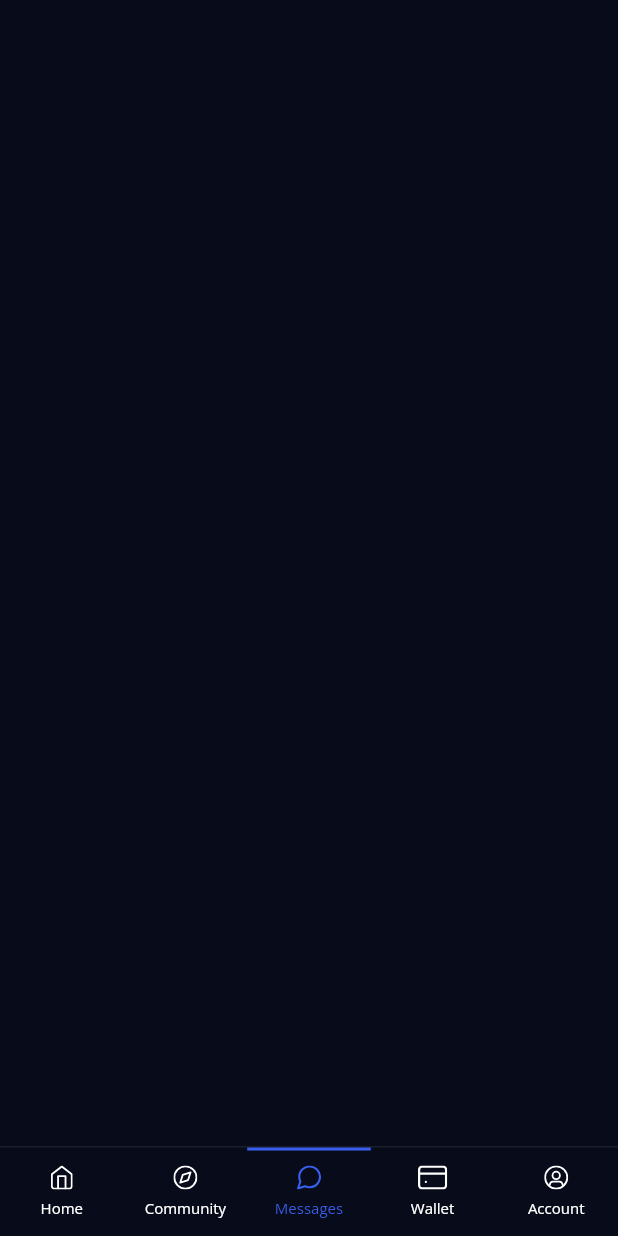
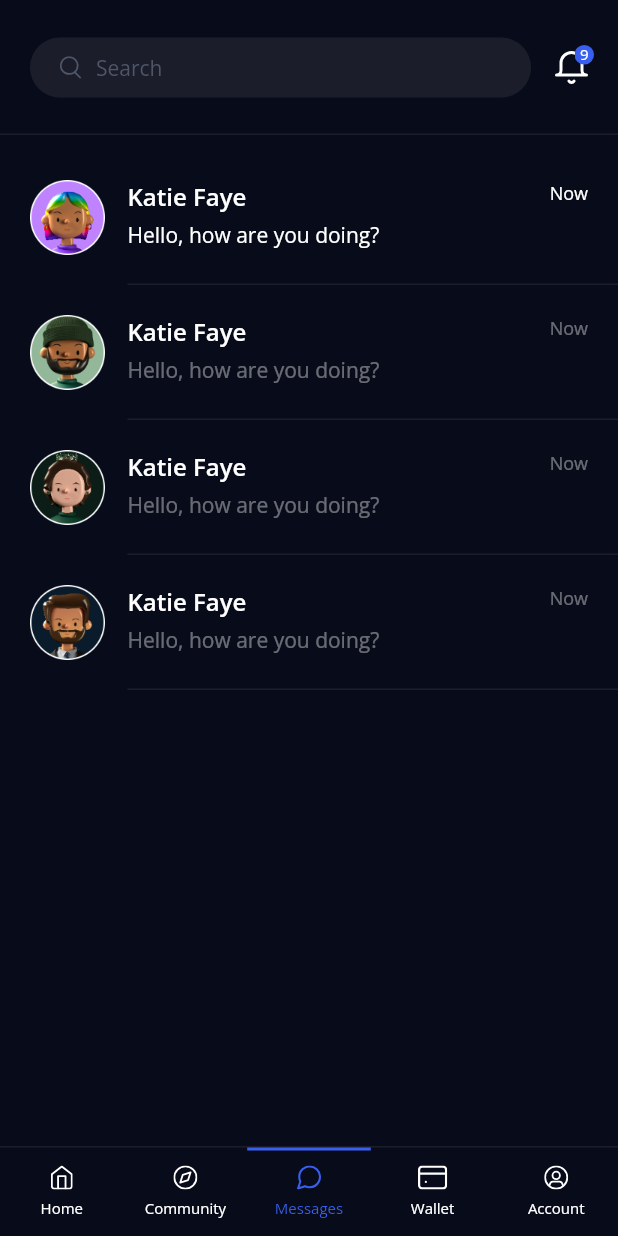
Before and after one commit to conraduouou/nft-ticketing, a Flutter app: the DashboardContainer screen opened directly, item 3 of the bottom bar chosen, on a phone screen of 412 x 824 dp. Run offline on Flutter 3.47's test engine with Material 2 defaults, Android fonts, the phone set to English and light mode, and no system bars; our stand-ins replace flutter_svg, recase, share_plus.

Commit message:
+1: finish messages page

```diff
--- a/lib/screens/dashboard/home_page/home_page.dart
+++ b/lib/screens/dashboard/home_page/home_page.dart
@@ -6,6 +6,7 @@ import 'package:nft_ticketing/models/core/nft_event_details.dart';
 import 'package:nft_ticketing/screens/dashboard/dashboard_container.dart';
 import 'package:nft_ticketing/screens/dashboard/event_details/event_details.dart';
 import 'package:nft_ticketing/screens/dashboard/events_view/events_view.dart';
+import 'package:nft_ticketing/screens/dashboard/search_page/search_page.dart';
 
 class HomePage extends StatelessWidget {
   const HomePage({Key? key}) : super(key: key);
@@ -16,7 +17,9 @@ class HomePage extends StatelessWidget {
   Widget build(BuildContext context) {
     return CustomScrollView(
       slivers: [
-        const NFTSliverBar(),
+        NFTSliverBar(
+          searchOnTap: () => Navigator.of(context).pushNamed(SearchPage.id),
+        ),
         SliverList(
           delegate: SliverChildListDelegate.fixed([
             const SizedBox(height: 30),
--- a/lib/screens/dashboard/messages_page/messages_page.dart
+++ b/lib/screens/dashboard/messages_page/messages_page.dart
@@ -1,4 +1,5 @@
 import 'package:flutter/material.dart';
+import 'package:nft_ticketing/components/nft_sliverbar.dart';
 import 'package:nft_ticketing/constants.dart';
 import 'package:nft_ticketing/screens/dashboard/dashboard_container.dart';
 
@@ -9,8 +10,89 @@ class MessagesPage extends StatelessWidget {
 
   @override
   Widget build(BuildContext context) {
-    return const Scaffold(
+    return Scaffold(
       backgroundColor: kDarkBlue,
+      body: CustomScrollView(
+        slivers: [
+          const NFTSliverBar(
+            floating: true,
+            showCategories: false,
+            toolbarHeight: 90,
+          ),
+          SliverList(
+            delegate: SliverChildListDelegate([
+              const SizedBox(height: 10),
+              for (int i = 0; i < 4; i++)
+                SizedBox(
+                  height: 90,
+                  child: Row(
+                    mainAxisSize: MainAxisSize.max,
+                    children: [
+                      Padding(
+                        padding: const EdgeInsets.only(left: 20, right: 15),
+                        child: Image.asset(
+                          'assets/messages/img-messages-avatar-${i + 1}@2x.png',
+                          height: 50,
+                          width: 50,
+                        ),
+                      ),
+                      Expanded(
+                        child: Container(
+                          padding: const EdgeInsets.only(top: 20),
+                          decoration: const BoxDecoration(
+                            border: Border(
+                              bottom: BorderSide(
+                                color: kSlightlyDarkBlue,
+                                width: 1,
+                              ),
+                            ),
+                          ),
+                          child: Row(
+                            crossAxisAlignment: CrossAxisAlignment.start,
+                            children: [
+                              Column(
+                                crossAxisAlignment: CrossAxisAlignment.start,
+                                children: [
+                                  Text(
+                                    'Katie Faye',
+                                    style: kSemiBoldStyle.copyWith(
+                                      color: Colors.white,
+                                    ),
+                                  ),
+                                  const SizedBox(height: 5),
+                                  Text(
+                                    'Hello, how are you doing?',
+                                    style: kRegularStyle.copyWith(
+                                      color: i == 0
+                                          ? Colors.white
+                                          : Colors.white.withAlpha(100),
+                                      fontSize: kRegularSize - 2,
+                                    ),
+                                  ),
+                                ],
+                              ),
+                              const Spacer(),
+                              Text(
+                                'Now',
+                                style: kRegularStyle.copyWith(
+                                  color: i == 0
+                                      ? Colors.white
+                                      : Colors.white.withAlpha(100),
+                                  fontSize: kRegularSize - 4,
+                                ),
+                              ),
+                              const SizedBox(width: 20)
+                            ],
+                          ),
+                        ),
+                      )
+                    ],
+                  ),
+                )
+            ]),
+          )
+        ],
+      ),
     );
   }
 }
--- a/lib/screens/dashboard/search_page/search_page.dart
+++ b/lib/screens/dashboard/search_page/search_page.dart
@@ -21,9 +21,11 @@ class SearchPage extends StatelessWidget {
           body: CustomScrollView(
             slivers: [
               NFTSliverBar(
+                toolbarHeight: 90,
+                showCategories: false,
+                showNotifications: false,
                 requestFocus: true,
                 initialText: context.read<SearchPageProvider>().searchQuery,
-                isHome: false,
                 pinned: true,
                 onChanged: context.read<SearchPageProvider>().onSearchChanged,
               ),
```
Also changed, not shown: lib/components/nft_sliverbar.dart (+18 -12 lines).
